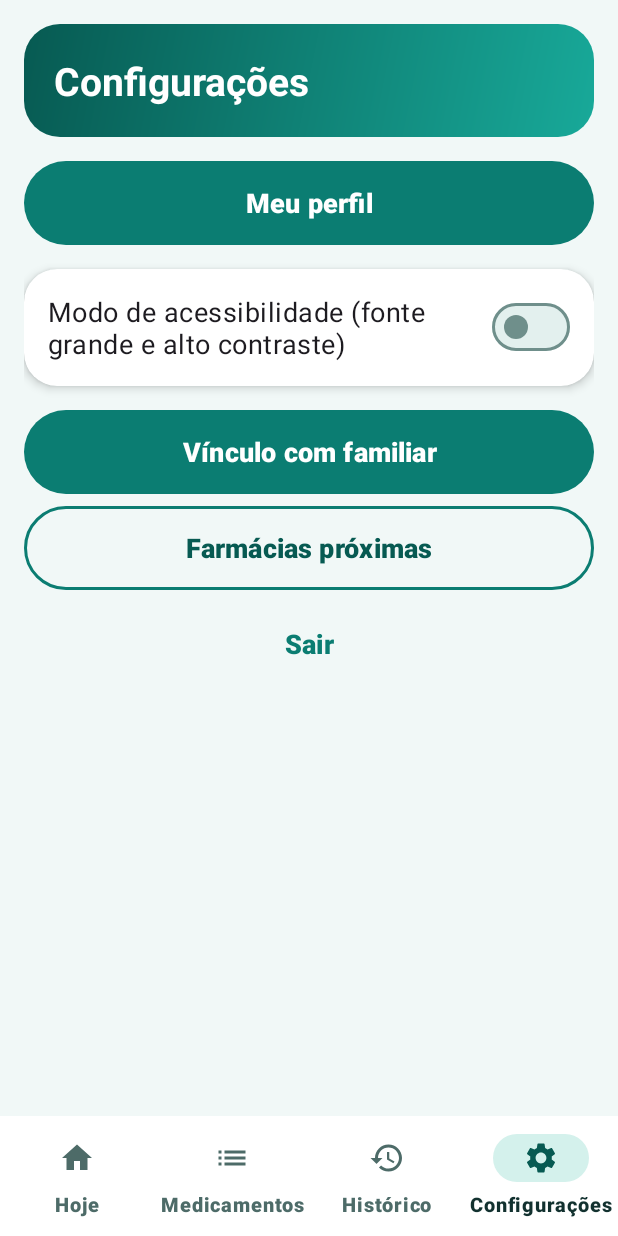
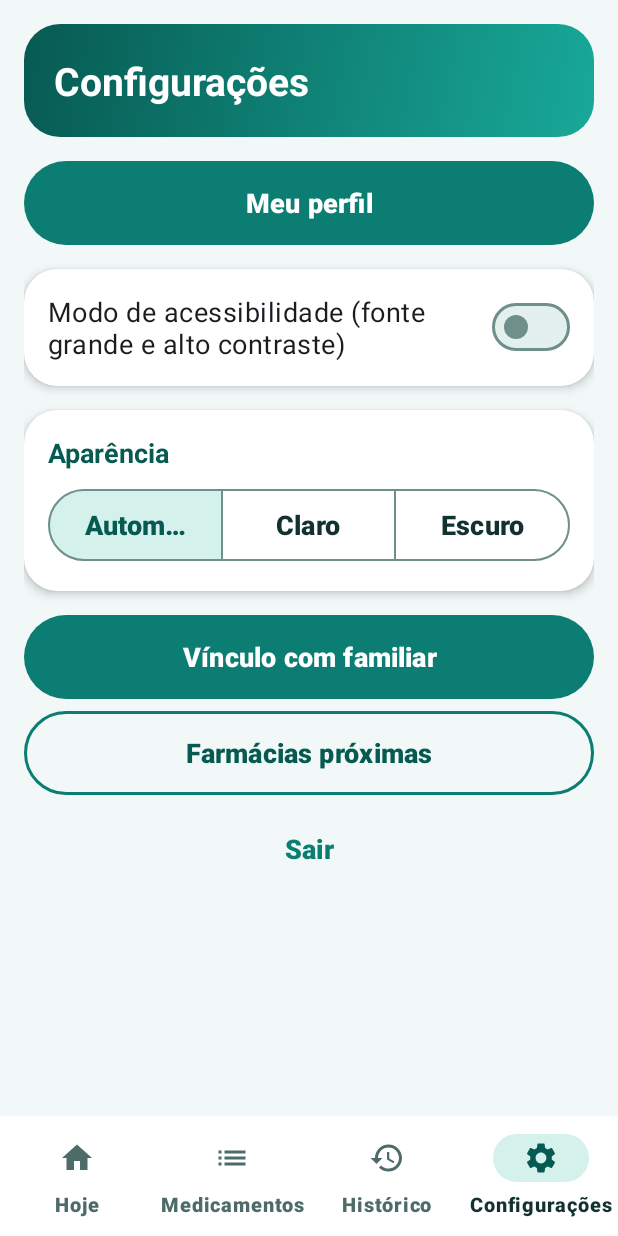
Before and after one commit to Wjdups4964/RemedioCerto, an Android app: the ConfiguracoesFragment screen opened through its navigation route, on a phone screen of 412 x 824 dp. Run offline under Robolectric (Android 15) with nearby library versions, the phone set to English and light mode, and no system bars; our stand-ins replace Firebase (no records; nobody signed in at launch, a user with empty details on screens opened directly), navigation-ui.

Commit message:
feat: MAdição dos modos escuro/claro/automatico baseado no tema do celular do usuario

```diff
--- a/app/src/main/java/com/example/remediocerto/ui/configuracoes/ConfiguracoesFragment.kt
+++ b/app/src/main/java/com/example/remediocerto/ui/configuracoes/ConfiguracoesFragment.kt
@@ -13,6 +13,8 @@ import com.example.remediocerto.R
 import com.example.remediocerto.data.repository.AuthRepository
 import com.example.remediocerto.databinding.FragmentConfiguracoesBinding
 import com.example.remediocerto.ui.entrada.EntradaActivity
+import com.example.remediocerto.util.ModoTema
+import com.example.remediocerto.util.Tema
 import com.example.remediocerto.util.coletar
 
 class ConfiguracoesFragment : Fragment() {
@@ -40,6 +42,18 @@ class ConfiguracoesFragment : Fragment() {
             Toast.makeText(requireContext(), R.string.config_acessibilidade_alterada, Toast.LENGTH_SHORT).show()
         }
 
+        mostrarTemaEscolhido()
+        // addOnButtonCheckedListener também dispara ao marcar por código; por isso só agimos se mudou de verdade.
+        binding.toggleTema.addOnButtonCheckedListener { _, botao, marcado ->
+            if (!marcado) return@addOnButtonCheckedListener
+            val modo = when (botao) {
+                R.id.btnTemaClaro -> ModoTema.CLARO
+                R.id.btnTemaEscuro -> ModoTema.ESCURO
+                else -> ModoTema.AUTOMATICO
+            }
+            if (modo != Tema.salvo(requireContext())) Tema.escolher(requireContext(), modo)
+        }
+
         binding.btnPerfil.setOnClickListener {
             findNavController().navigate(R.id.action_configuracoes_to_perfil)
         }
@@ -59,6 +73,16 @@ class ConfiguracoesFragment : Fragment() {
         }
     }
 
+    private fun mostrarTemaEscolhido() {
+        binding.toggleTema.check(
+            when (Tema.salvo(requireContext())) {
+                ModoTema.CLARO -> R.id.btnTemaClaro
+                ModoTema.ESCURO -> R.id.btnTemaEscuro
+                ModoTema.AUTOMATICO -> R.id.btnTemaAutomatico
+            }
+        )
+    }
+
     override fun onDestroyView() {
         super.onDestroyView()
         _binding = null
--- a/app/src/main/res/drawable/bg_alarme.xml
+++ b/app/src/main/res/drawable/bg_alarme.xml
@@ -4,5 +4,5 @@
     <gradient
         android:angle="270"
         android:endColor="@color/rc_gradiente_fim"
-        android:startColor="@color/rc_primaria_escura" />
+        android:startColor="@color/rc_gradiente_inicio" />
 </shape>
--- a/app/src/main/res/drawable/bg_cabecalho.xml
+++ b/app/src/main/res/drawable/bg_cabecalho.xml
@@ -4,6 +4,6 @@
     <gradient
         android:angle="315"
         android:endColor="@color/rc_gradiente_fim"
-        android:startColor="@color/rc_primaria_escura" />
+        android:startColor="@color/rc_gradiente_inicio" />
     <corners android:radius="24dp" />
 </shape>
--- a/app/src/main/res/drawable/bg_hero.xml
+++ b/app/src/main/res/drawable/bg_hero.xml
@@ -4,6 +4,6 @@
     <gradient
         android:angle="315"
         android:endColor="@color/rc_gradiente_fim"
-        android:startColor="@color/rc_primaria_escura" />
+        android:startColor="@color/rc_gradiente_inicio" />
     <corners android:radius="32dp" />
 </shape>
--- a/app/src/main/res/layout/activity_alarme.xml
+++ b/app/src/main/res/layout/activity_alarme.xml
@@ -21,7 +21,7 @@
         android:layout_height="wrap_content"
         android:layout_marginTop="8dp"
         android:text="@string/alarme_titulo"
-        android:textColor="@color/rc_primaria_clara"
+        android:textColor="@color/rc_sobre_gradiente_suave"
         android:textSize="@dimen/texto_titulo"
         android:textStyle="bold" />
 
@@ -50,7 +50,7 @@
         android:layout_height="@dimen/altura_botao_alarme"
         android:layout_marginTop="48dp"
         android:text="@string/alarme_tomei"
-        android:textColor="@color/rc_primaria_escura"
+        android:textColor="@color/rc_gradiente_inicio"
         android:textSize="@dimen/texto_alarme"
         app:backgroundTint="@color/white"
         app:cornerRadius="48dp" />
--- a/app/src/main/res/layout/activity_entrada.xml
+++ b/app/src/main/res/layout/activity_entrada.xml
@@ -45,7 +45,7 @@
                 android:layout_marginTop="8dp"
                 android:gravity="center"
                 android:text="@string/entrada_subtitulo"
-                android:textColor="@color/rc_primaria_clara"
+                android:textColor="@color/rc_sobre_gradiente_suave"
                 android:textSize="@dimen/texto_corpo" />
         </LinearLayout>
 
--- a/app/src/main/res/layout/fragment_configuracoes.xml
+++ b/app/src/main/res/layout/fragment_configuracoes.xml
@@ -1,5 +1,6 @@
 <?xml version="1.0" encoding="utf-8"?>
 <ScrollView xmlns:android="http://schemas.android.com/apk/res/android"
+    xmlns:app="http://schemas.android.com/apk/res-auto"
     android:layout_width="match_parent"
     android:layout_height="match_parent">
 
@@ -38,6 +39,61 @@
                 android:textSize="@dimen/texto_corpo" />
         </com.google.android.material.card.MaterialCardView>
 
+        <com.google.android.material.card.MaterialCardView
+            android:layout_width="match_parent"
+            android:layout_height="wrap_content"
+            android:layout_marginTop="@dimen/margem">
+
+            <LinearLayout
+                android:layout_width="match_parent"
+                android:layout_height="wrap_content"
+                android:orientation="vertical"
+                android:padding="@dimen/margem">
+
+                <TextView
+                    style="@style/Estilo.Secao"
+                    android:layout_width="match_parent"
+                    android:layout_height="wrap_content"
+                    android:text="@string/config_tema" />
+
+                <com.google.android.material.button.MaterialButtonToggleGroup
+                    android:id="@+id/toggleTema"
+                    android:layout_width="match_parent"
+                    android:layout_height="wrap_content"
+                    android:layout_marginTop="8dp"
+                    app:selectionRequired="true"
+                    app:singleSelection="true">
+
+                    <com.google.android.material.button.MaterialButton
+                        android:id="@+id/btnTemaAutomatico"
+                        style="@style/Widget.Material3.Button.OutlinedButton"
+                        android:layout_width="0dp"
+                        android:layout_height="@dimen/altura_botao"
+                        android:layout_weight="1"
+                        android:text="@string/tema_automatico"
+                        android:textSize="@dimen/texto_corpo" />
+
+                    <com.google.android.material.button.MaterialButton
+                        android:id="@+id/btnTemaClaro"
+                        style="@style/Widget.Material3.Button.OutlinedButton"
+                        android:layout_width="0dp"
+                        android:layout_height="@dimen/altura_botao"
+                        android:layout_weight="1"
+                        android:text="@string/tema_claro"
+                        android:textSize="@dimen/texto_corpo" />
+
+                    <com.google.android.material.button.MaterialButton
+                        android:id="@+id/btnTemaEscuro"
+                        style="@style/Widget.Material3.Button.OutlinedButton"
+                        android:layout_width="0dp"
+                        android:layout_height="@dimen/altura_botao"
+                        android:layout_weight="1"
+                        android:text="@string/tema_escuro"
+                        android:textSize="@dimen/texto_corpo" />
+                </com.google.android.material.button.MaterialButtonToggleGroup>
+            </LinearLayout>
+        </com.google.android.material.card.MaterialCardView>
+
         <com.google.android.material.button.MaterialButton
             android:id="@+id/btnVinculo"
             android:layout_width="match_parent"
--- a/app/src/main/res/layout/item_dose_dia.xml
+++ b/app/src/main/res/layout/item_dose_dia.xml
@@ -27,7 +27,7 @@
                 android:background="@drawable/bg_hora"
                 android:paddingHorizontal="14dp"
                 android:paddingVertical="10dp"
-                android:textColor="@color/white"
+                android:textColor="@color/rc_sobre_primaria"
                 android:textSize="@dimen/texto_titulo"
                 android:textStyle="bold"
                 tools:text="08:00" />
--- /dev/null
+++ b/app/src/main/res/values-night/colors.xml
@@ -0,0 +1,25 @@
+<?xml version="1.0" encoding="utf-8"?>
+<resources>
+    <!-- Tema escuro: mesmos nomes do tema claro, com cores adaptadas. Os layouts não precisam mudar. -->
+    <color name="rc_primaria">#4FD1C2</color>
+    <color name="rc_primaria_escura">#A7EDE3</color>
+    <color name="rc_primaria_clara">#12443F</color>
+    <color name="rc_gradiente_fim">#0F8A7D</color>
+    <color name="rc_coral_claro">#4A2219</color>
+    <color name="rc_fundo">#0E1716</color>
+    <color name="rc_superficie">#172625</color>
+    <color name="rc_superficie_alta">#213836</color>
+    <color name="rc_texto">#E2F0EE</color>
+    <color name="rc_texto_suave">#A3BEBA</color>
+    <color name="rc_contorno">#2D4744</color>
+    <color name="rc_contorno_forte">#7FA19C</color>
+    <color name="rc_sobre_primaria">#00302B</color>
+
+    <!-- Situação da dose -->
+    <color name="rc_tomada">#7ADBA3</color>
+    <color name="rc_tomada_fundo">#123424</color>
+    <color name="rc_adiada">#F2C14E</color>
+    <color name="rc_adiada_fundo">#3B2D0B</color>
+    <color name="rc_perdida">#FFB3AC</color>
+    <color name="rc_perdida_fundo">#4D1D20</color>
+</resources>
--- a/app/src/main/res/values/colors.xml
+++ b/app/src/main/res/values/colors.xml
@@ -4,6 +4,7 @@
     <color name="rc_primaria">#0B7D72</color>
     <color name="rc_primaria_escura">#075A52</color>
     <color name="rc_primaria_clara">#D4F1EC</color>
+    <color name="rc_gradiente_inicio">#075A52</color>
     <color name="rc_gradiente_fim">#18A999</color>
     <color name="rc_coral">#E8553A</color>
     <color name="rc_coral_claro">#FFE3DB</color>
@@ -14,6 +15,11 @@
     <color name="rc_texto">#12312F</color>
     <color name="rc_texto_suave">#4D6B68</color>
     <color name="rc_contorno">#C9E2DE</color>
+    <color name="rc_contorno_forte">#6F8F8B</color>
+
+    <!-- Texto sobre a cor primária (botões, horário) e sobre o degradê do cabeçalho -->
+    <color name="rc_sobre_primaria">#FFFFFF</color>
+    <color name="rc_sobre_gradiente_suave">#D4F1EC</color>
 
     <!-- Situação da dose -->
     <color name="rc_tomada">#17784A</color>
--- a/app/src/main/res/values/strings.xml
+++ b/app/src/main/res/values/strings.xml
@@ -197,6 +197,12 @@
     <string name="hoje_confirmar_nao">Ainda não</string>
     <string name="hoje_ainda_nao">Ainda não é a hora desta dose.</string>
 
+    <!-- Aparência -->
+    <string name="config_tema">Aparência</string>
+    <string name="tema_automatico">Automático</string>
+    <string name="tema_claro">Claro</string>
+    <string name="tema_escuro">Escuro</string>
+
     <!-- Meu perfil -->
     <string name="nav_perfil">Meu perfil</string>
     <string name="config_perfil">Meu perfil</string>
--- a/app/src/main/res/values/themes.xml
+++ b/app/src/main/res/values/themes.xml
@@ -1,10 +1,10 @@
 <?xml version="1.0" encoding="utf-8"?>
 <resources>
 
-    <style name="Theme.RemedioCerto" parent="Theme.Material3.Light.NoActionBar">
+    <style name="Theme.RemedioCerto" parent="Theme.Material3.DayNight.NoActionBar">
         <!-- Cores principais -->
         <item name="colorPrimary">@color/rc_primaria</item>
-        <item name="colorOnPrimary">@color/white</item>
+        <item name="colorOnPrimary">@color/rc_sobre_primaria</item>
         <item name="colorPrimaryContainer">@color/rc_primaria_clara</item>
         <item name="colorOnPrimaryContainer">@color/rc_primaria_escura</item>
         <item name="colorSecondary">@color/rc_coral</item>
@@ -24,7 +24,7 @@
         <item name="colorSurfaceContainerHighest">@color/rc_superficie_alta</item>
         <item name="colorOnSurface">@color/rc_texto</item>
         <item name="colorOnSurfaceVariant">@color/rc_texto_suave</item>
-        <item name="colorOutline">#6F8F8B</item>
+        <item name="colorOutline">@color/rc_contorno_forte</item>
         <item name="colorOutlineVariant">@color/rc_contorno</item>
 
         <!-- Cantos arredondados em tudo -->
```
Also changed, not shown: app/src/main/java/com/example/remediocerto/RemedioCertoApp.kt (+8 -1 lines), app/src/main/java/com/example/remediocerto/util/Tema.kt (added, +35 -0 lines), 3 other files.
